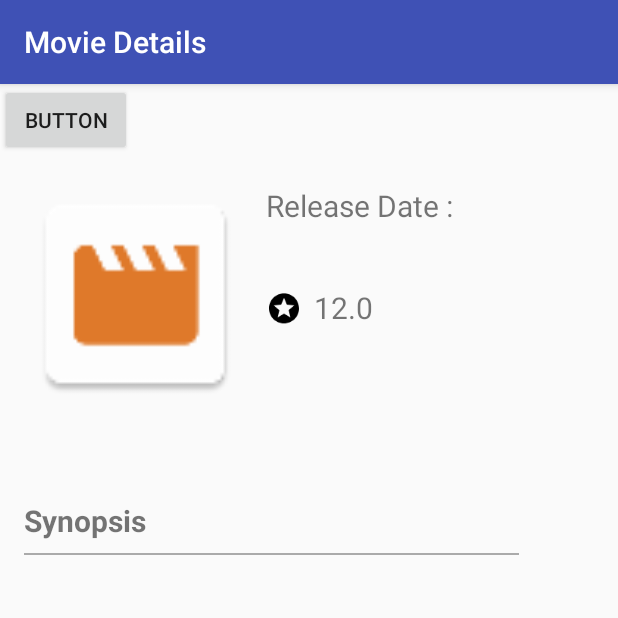
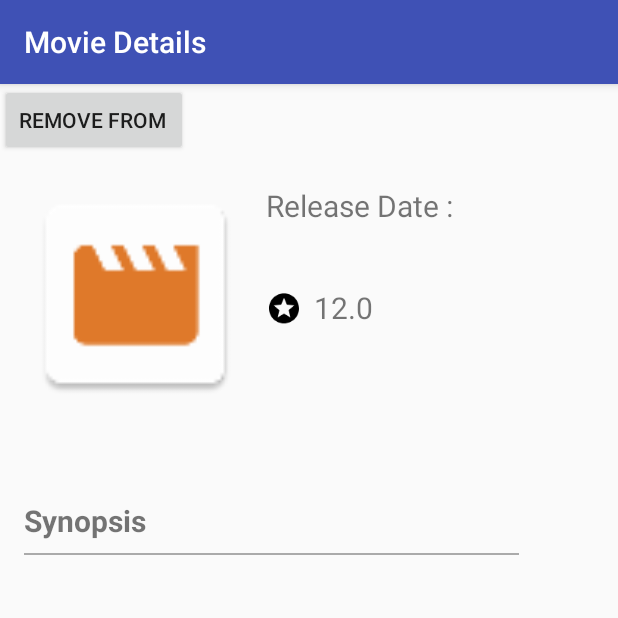
Before and after one commit to zenaufa/Popular-Movie-Phase-1, an Android app: the DetailActivity screen opened directly, with no data from a screen before it, after a tap on "BUTTON", on a phone screen of 412 x 824 dp, the top half of it. Run offline under Robolectric (Android 15) with nearby library versions, the light colour scheme and no system bars; our stand-ins replace Picasso; pictures from the network do not load; 6 statements that could not run were skipped.

Commit message:
Extra stuff on strings

```diff
--- a/app/src/main/res/values/strings.xml
+++ b/app/src/main/res/values/strings.xml
@@ -11,4 +11,14 @@
 
     <string name="release_date">Release Date :</string> <!-- for detail activity -->
     <string name="title_detail">Movie Detail</string>  <!-- for title of detail activity -->
+
+    <string name="add_favorite">Add to&#160;</string>
+    <string name="remove_favorite">Remove from&#160;</string>
+    <string name="added_to_favorites">Added to Favorites</string>
+    <string name="removed_from_favorites">Removed from Favorites</string>
+
+    <string name="content_provider_unknown_uri">Unknown URI:&#160;</string>
+    <string name="content_provider_not_implemented">Not implemented method</string>
+
+
 </resources>
```
